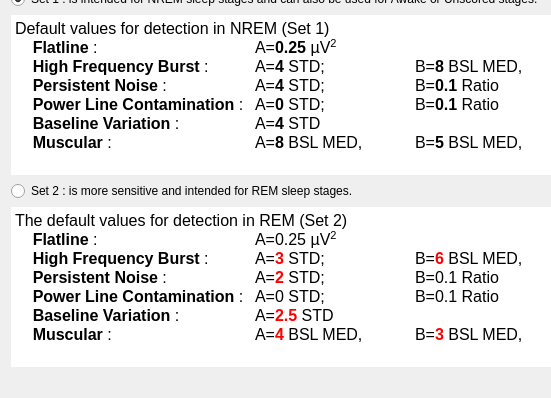
First picture: the form in tools/CEAMSTools/DetectArtifacts/SleepStageSelStep/Ui_SleepStageSelStep.ui, repository SnoozToolbox/snooz-package-ceams, before the edit; both pictures show x 0 to 551 and y 442 to 840 of the 812 by 840 pixel window.
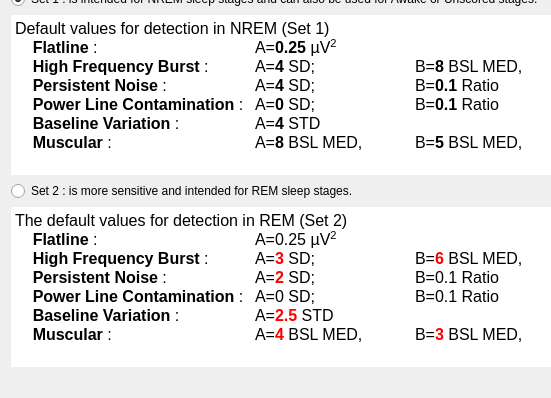
Second picture: the form after the edit.

Commit message: Detect EEG Artifacts Tool: Updated the UI to clarify that spectral power estimation is based on the Welch method rather than STFT.

Patch:
```diff
--- a/tools/CEAMSTools/DetectArtifacts/SleepStageSelStep/Ui_SleepStageSelStep.ui
+++ b/tools/CEAMSTools/DetectArtifacts/SleepStageSelStep/Ui_SleepStageSelStep.ui
@@ -283,9 +283,9 @@
 &lt;/style&gt;&lt;/head&gt;&lt;body style=&quot; font-family:'Roboto'; font-size:12pt; font-weight:400; font-style:normal;&quot;&gt;
 &lt;p style=&quot; margin-top:0px; margin-bottom:0px; margin-left:0px; margin-right:0px; -qt-block-indent:0; text-indent:0px;&quot;&gt;Default values for detection in NREM (Set 1)&lt;/p&gt;
 &lt;p style=&quot; margin-top:0px; margin-bottom:0px; margin-left:0px; margin-right:0px; -qt-block-indent:0; text-indent:0px;&quot;&gt;    &lt;span style=&quot; font-weight:700;&quot;&gt;Flatline&lt;/span&gt; : 		A=&lt;span style=&quot; font-weight:700;&quot;&gt;0.25&lt;/span&gt; µV&lt;span style=&quot; vertical-align:super;&quot;&gt;2&lt;/span&gt;&lt;/p&gt;
-&lt;p style=&quot; margin-top:0px; margin-bottom:0px; margin-left:0px; margin-right:0px; -qt-block-indent:0; text-indent:0px;&quot;&gt;    &lt;span style=&quot; font-weight:700;&quot;&gt;High Frequency Burst &lt;/span&gt;: 	A=&lt;span style=&quot; font-weight:700;&quot;&gt;4&lt;/span&gt; STD; 		B=&lt;span style=&quot; font-weight:700;&quot;&gt;8&lt;/span&gt; BSL MED, 	C=&lt;span style=&quot; font-weight:700;&quot;&gt;0.1&lt;/span&gt; Ratio&lt;/p&gt;
-&lt;p style=&quot; margin-top:0px; margin-bottom:0px; margin-left:0px; margin-right:0px; -qt-block-indent:0; text-indent:0px;&quot;&gt;    &lt;span style=&quot; font-weight:700;&quot;&gt;Persistent Noise&lt;/span&gt; : 		A=&lt;span style=&quot; font-weight:700;&quot;&gt;4&lt;/span&gt; STD; 		B=&lt;span style=&quot; font-weight:700;&quot;&gt;0.1&lt;/span&gt; Ratio&lt;/p&gt;
-&lt;p style=&quot; margin-top:0px; margin-bottom:0px; margin-left:0px; margin-right:0px; -qt-block-indent:0; text-indent:0px;&quot;&gt;    &lt;span style=&quot; font-weight:700;&quot;&gt;Power Line Contamination&lt;/span&gt; : 	A=&lt;span style=&quot; font-weight:700;&quot;&gt;0&lt;/span&gt; STD; 		B=&lt;span style=&quot; font-weight:700;&quot;&gt;0.1&lt;/span&gt; Ratio&lt;/p&gt;
+&lt;p style=&quot; margin-top:0px; margin-bottom:0px; margin-left:0px; margin-right:0px; -qt-block-indent:0; text-indent:0px;&quot;&gt;    &lt;span style=&quot; font-weight:700;&quot;&gt;High Frequency Burst &lt;/span&gt;: 	A=&lt;span style=&quot; font-weight:700;&quot;&gt;4&lt;/span&gt; SD; 		B=&lt;span style=&quot; font-weight:700;&quot;&gt;8&lt;/span&gt; BSL MED, 	C=&lt;span style=&quot; font-weight:700;&quot;&gt;0.1&lt;/span&gt; Ratio&lt;/p&gt;
+&lt;p style=&quot; margin-top:0px; margin-bottom:0px; margin-left:0px; margin-right:0px; -qt-block-indent:0; text-indent:0px;&quot;&gt;    &lt;span style=&quot; font-weight:700;&quot;&gt;Persistent Noise&lt;/span&gt; : 		A=&lt;span style=&quot; font-weight:700;&quot;&gt;4&lt;/span&gt; SD; 		B=&lt;span style=&quot; font-weight:700;&quot;&gt;0.1&lt;/span&gt; Ratio&lt;/p&gt;
+&lt;p style=&quot; margin-top:0px; margin-bottom:0px; margin-left:0px; margin-right:0px; -qt-block-indent:0; text-indent:0px;&quot;&gt;    &lt;span style=&quot; font-weight:700;&quot;&gt;Power Line Contamination&lt;/span&gt; : 	A=&lt;span style=&quot; font-weight:700;&quot;&gt;0&lt;/span&gt; SD; 		B=&lt;span style=&quot; font-weight:700;&quot;&gt;0.1&lt;/span&gt; Ratio&lt;/p&gt;
 &lt;p style=&quot; margin-top:0px; margin-bottom:0px; margin-left:0px; margin-right:0px; -qt-block-indent:0; text-indent:0px;&quot;&gt;    &lt;span style=&quot; font-weight:700;&quot;&gt;Baseline Variation&lt;/span&gt; : 	A=&lt;span style=&quot; font-weight:700;&quot;&gt;4&lt;/span&gt; STD&lt;/p&gt;
 &lt;p style=&quot; margin-top:0px; margin-bottom:0px; margin-left:0px; margin-right:0px; -qt-block-indent:0; text-indent:0px;&quot;&gt;    &lt;span style=&quot; font-weight:700;&quot;&gt;Muscular&lt;/span&gt; : 		A=&lt;span style=&quot; font-weight:700;&quot;&gt;8&lt;/span&gt; BSL MED, 	B=&lt;span style=&quot; font-weight:700;&quot;&gt;5 &lt;/span&gt;BSL MED, 	C=&lt;span style=&quot; font-weight:700;&quot;&gt;5&lt;/span&gt; BSL MED&lt;/p&gt;&lt;/body&gt;&lt;/html&gt;</string>
      </property>
@@ -334,9 +334,9 @@
 &lt;/style&gt;&lt;/head&gt;&lt;body style=&quot; font-family:'Roboto'; font-size:12pt; font-weight:400; font-style:normal;&quot;&gt;
 &lt;p style=&quot; margin-top:0px; margin-bottom:0px; margin-left:0px; margin-right:0px; -qt-block-indent:0; text-indent:0px;&quot;&gt;The default values for detection in REM (Set 2)&lt;/p&gt;
 &lt;p style=&quot; margin-top:0px; margin-bottom:0px; margin-left:0px; margin-right:0px; -qt-block-indent:0; text-indent:0px;&quot;&gt;    &lt;span style=&quot; font-weight:700;&quot;&gt;Flatline&lt;/span&gt; : 		A=0.25 µV&lt;span style=&quot; vertical-align:super;&quot;&gt;2&lt;/span&gt;&lt;/p&gt;
-&lt;p style=&quot; margin-top:0px; margin-bottom:0px; margin-left:0px; margin-right:0px; -qt-block-indent:0; text-indent:0px;&quot;&gt;    &lt;span style=&quot; font-weight:700;&quot;&gt;High Frequency Burst&lt;/span&gt; : 	A=&lt;span style=&quot; font-weight:700; color:#ff0000;&quot;&gt;3&lt;/span&gt; STD; 		B=&lt;span style=&quot; font-weight:700; color:#ff0000;&quot;&gt;6&lt;/span&gt; BSL MED, 	C=0.1 Ratio&lt;/p&gt;
-&lt;p style=&quot; margin-top:0px; margin-bottom:0px; margin-left:0px; margin-right:0px; -qt-block-indent:0; text-indent:0px;&quot;&gt;    &lt;span style=&quot; font-weight:700;&quot;&gt;Persistent Noise&lt;/span&gt; : 		A=&lt;span style=&quot; font-weight:700; color:#ff0000;&quot;&gt;2&lt;/span&gt; STD; 		B=0.1 Ratio&lt;/p&gt;
-&lt;p style=&quot; margin-top:0px; margin-bottom:0px; margin-left:0px; margin-right:0px; -qt-block-indent:0; text-indent:0px;&quot;&gt;    &lt;span style=&quot; font-weight:700;&quot;&gt;Power Line Contamination&lt;/span&gt; : 	A=0 STD; 		B=0.1 Ratio&lt;/p&gt;
+&lt;p style=&quot; margin-top:0px; margin-bottom:0px; margin-left:0px; margin-right:0px; -qt-block-indent:0; text-indent:0px;&quot;&gt;    &lt;span style=&quot; font-weight:700;&quot;&gt;High Frequency Burst&lt;/span&gt; : 	A=&lt;span style=&quot; font-weight:700; color:#ff0000;&quot;&gt;3&lt;/span&gt; SD; 		B=&lt;span style=&quot; font-weight:700; color:#ff0000;&quot;&gt;6&lt;/span&gt; BSL MED, 	C=0.1 Ratio&lt;/p&gt;
+&lt;p style=&quot; margin-top:0px; margin-bottom:0px; margin-left:0px; margin-right:0px; -qt-block-indent:0; text-indent:0px;&quot;&gt;    &lt;span style=&quot; font-weight:700;&quot;&gt;Persistent Noise&lt;/span&gt; : 		A=&lt;span style=&quot; font-weight:700; color:#ff0000;&quot;&gt;2&lt;/span&gt; SD; 		B=0.1 Ratio&lt;/p&gt;
+&lt;p style=&quot; margin-top:0px; margin-bottom:0px; margin-left:0px; margin-right:0px; -qt-block-indent:0; text-indent:0px;&quot;&gt;    &lt;span style=&quot; font-weight:700;&quot;&gt;Power Line Contamination&lt;/span&gt; : 	A=0 SD; 		B=0.1 Ratio&lt;/p&gt;
 &lt;p style=&quot; margin-top:0px; margin-bottom:0px; margin-left:0px; margin-right:0px; -qt-block-indent:0; text-indent:0px;&quot;&gt;    &lt;span style=&quot; font-weight:700;&quot;&gt;Baseline Variation&lt;/span&gt; : 	A=&lt;span style=&quot; font-weight:700; color:#ff0000;&quot;&gt;2.5&lt;/span&gt; STD&lt;/p&gt;
 &lt;p style=&quot; margin-top:0px; margin-bottom:0px; margin-left:0px; margin-right:0px; -qt-block-indent:0; text-indent:0px;&quot;&gt;    &lt;span style=&quot; font-weight:700;&quot;&gt;Muscular&lt;/span&gt; : 		A=&lt;span style=&quot; font-weight:700; color:#ff0000;&quot;&gt;4&lt;/span&gt; BSL MED, 	B=&lt;span style=&quot; font-weight:700; color:#ff0000;&quot;&gt;3&lt;/span&gt; BSL MED, 	C=&lt;span style=&quot; font-weight:700; color:#ff0000;&quot;&gt;3&lt;/span&gt; BSL MED&lt;/p&gt;&lt;/body&gt;&lt;/html&gt;</string>
      </property>
```
The commit also changes 16 other files.
